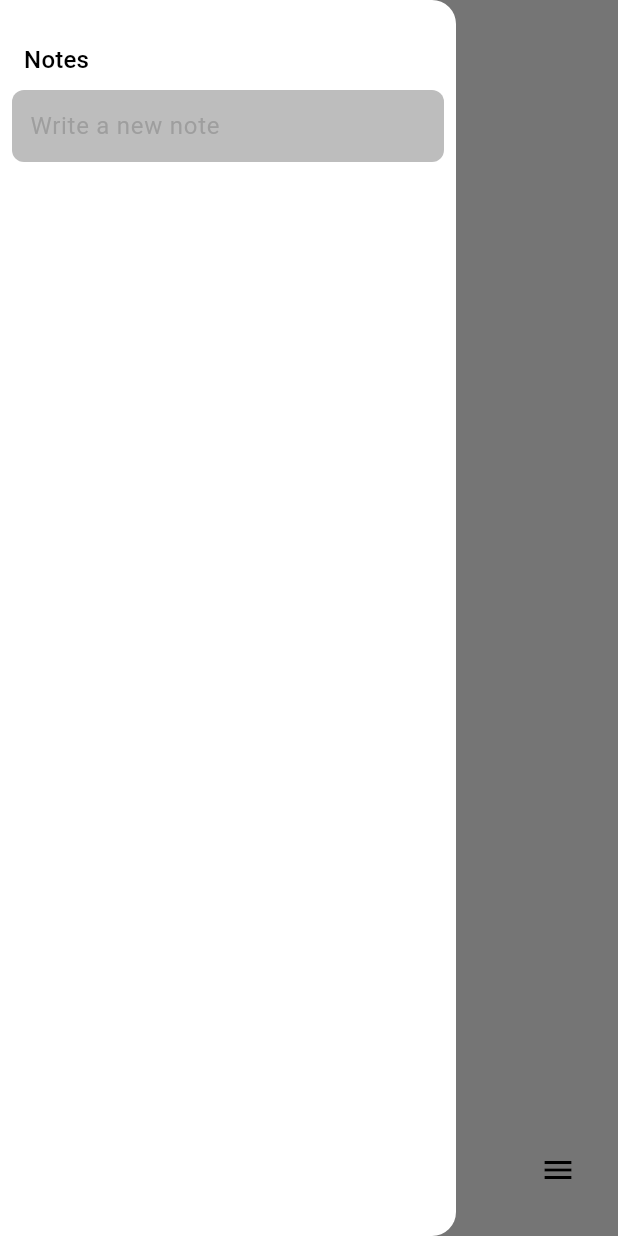
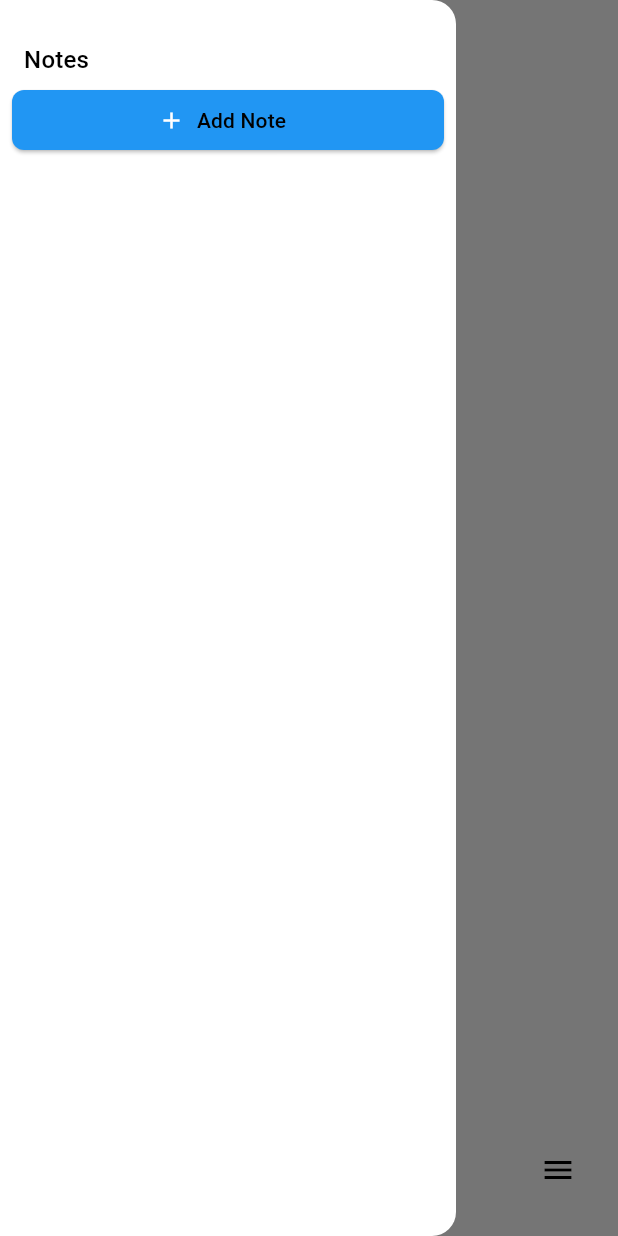
Before and after one commit to ThisIsSidam/blackout_launcher, a Flutter app: the screen it shows after launch, with the side drawer open, on a phone screen of 412 x 824 dp. Run offline on Flutter 3.47's test engine with Material 3 defaults, Android fonts, the phone set to English and light mode, and no system bars; drawn by our look-alikes of dynamic_color; our stand-ins replace flutter_riverpod, fluttertoast, go_router, hive, hive_flutter, hooks_riverpod and 1 more; missing offline and left inert: installed_apps; accounts and stored records are empty.

Commit message:
Added back Add Button

```diff
--- a/lib/feature/Notes/widget/note_widget.dart
+++ b/lib/feature/Notes/widget/note_widget.dart
@@ -59,6 +59,7 @@ class _NoteWidgetState extends ConsumerState<NoteWidget> {
             borderRadius: BorderRadius.circular(8),
           ),
           padding: const EdgeInsets.symmetric(horizontal: 12),
+          margin: const EdgeInsets.symmetric(vertical: 4),
           child: TextField(
             controller: controller,
             focusNode: focusNode,
--- a/lib/feature/Notes/widget/notes_section.dart
+++ b/lib/feature/Notes/widget/notes_section.dart
@@ -1,6 +1,5 @@
 import 'package:blackout_launcher/feature/Notes/modal/notes_modal.dart';
 import 'package:blackout_launcher/feature/Notes/provider/notes_provider.dart';
-import 'package:blackout_launcher/feature/Notes/widget/edit_panel.dart';
 import 'package:blackout_launcher/feature/Notes/widget/note_widget.dart';
 import 'package:flutter/material.dart';
 import 'package:hooks_riverpod/hooks_riverpod.dart';
@@ -28,6 +27,13 @@ class NotesSection extends HookConsumerWidget {
           ),
           Flexible(
               child: ReorderableListView(
+            // To hide the child margins when reordering
+            proxyDecorator: (child, index, animation) {
+              return Material(
+                type: MaterialType.transparency,
+                child: child,
+              );
+            },
             shrinkWrap: true,
             onReorder: (int oldIndex, int newIndex) {
               if (oldIndex < newIndex) {
@@ -37,7 +43,7 @@ class NotesSection extends HookConsumerWidget {
               notes.insert(newIndex, item);
               notesProviderObj.updateNotes(notes);
             },
-            footer: _NewNoteField(),
+            footer: _buildNewNoteButton(context, ref),
             children: [
               for (NoteModal note in notes)
                 _buildNoteWidget(note, notesProviderObj)
@@ -55,84 +61,23 @@ class NotesSection extends HookConsumerWidget {
       focusNode: notesNotif.getFocusNode(note.id),
     );
   }
-}
 
-class _NewNoteField extends ConsumerStatefulWidget {
-  const _NewNoteField();
-
-  @override
-  ConsumerState<_NewNoteField> createState() => _NewNoteFieldState();
-}
-
-class _NewNoteFieldState extends ConsumerState<_NewNoteField> {
-  final TextEditingController controller = TextEditingController();
-  final FocusNode focusNode = FocusNode();
-  bool hasFocus = false;
-
-  @override
-  void initState() {
-    super.initState();
-    focusNode.addListener(_onFocusChange);
-  }
-
-  void _onFocusChange() {
-    setState(() {
-      hasFocus = focusNode.hasFocus;
-    });
-  }
-
-  @override
-  void dispose() {
-    controller.dispose();
-    focusNode.dispose();
-    super.dispose();
-  }
-
-  void _saveNote() {
-    final text = controller.text;
-    if (text.isNotEmpty) {
-      ref.read(notesProvider).addNewNote(text);
-      controller.clear();
-      focusNode.unfocus();
-    }
-  }
-
-  @override
-  Widget build(BuildContext context) {
-    return Column(
-      children: [
-        Container(
-          width: double.infinity,
-          decoration: BoxDecoration(
-            color: Colors.black26,
-            borderRadius: BorderRadius.circular(8),
-          ),
-          padding: const EdgeInsets.symmetric(horizontal: 12),
-          margin: const EdgeInsets.symmetric(vertical: 4),
-          child: TextField(
-            controller: controller,
-            focusNode: focusNode,
-            textCapitalization: TextCapitalization.sentences,
-            decoration: const InputDecoration(
-              hintText: 'Write a new note',
-              hintStyle: TextStyle(color: Colors.grey),
-              border: InputBorder.none,
+  Widget _buildNewNoteButton(BuildContext context, WidgetRef ref) {
+    return SizedBox(
+        width: double.infinity,
+        child: ElevatedButton.icon(
+            style: ElevatedButton.styleFrom(
+                backgroundColor: Theme.of(context).colorScheme.primary,
+                shape: RoundedRectangleBorder(
+                    borderRadius: BorderRadius.circular(8))),
+            onPressed: () {
+              ref.read(notesProvider).addNewNote('');
+            },
+            icon: Icon(
+              Icons.add,
+              color: Theme.of(context).colorScheme.onPrimary,
             ),
-            maxLines: null,
-          ),
-        ),
-        if (hasFocus)
-          Row(
-            children: [
-              const EditPanel(),
-              const Spacer(),
-              TextButton(
-                onPressed: _saveNote,
-                child: const Text('Save'),
-              ),
-            ],
-          ),
-      ],
-    );
+            label: Text('Add Note',
+                style: Theme.of(context).textTheme.titleSmall)));
   }
 }
```
